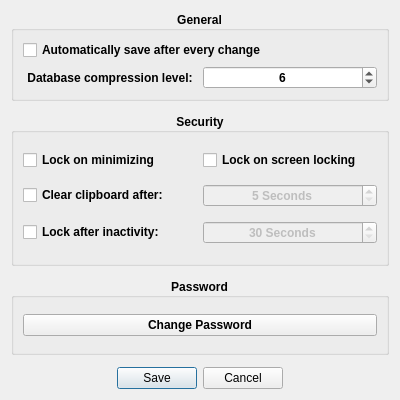
The window that src/ui/DatabaseSettingsManager.ui (AdrianoGoede/LockBox) describes before a commit, drawn with Qt 5.
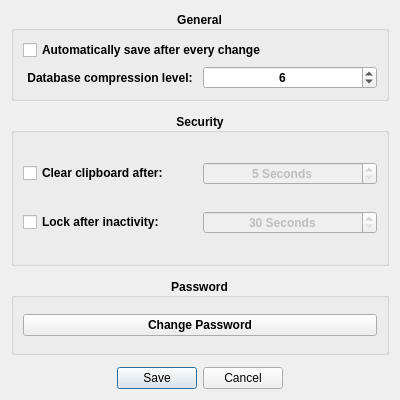
The same window after the commit.

Commit message:
Settings removed for future implementation
Removed "Lock on screen locking" and "lock on minimizing" settings to implement in the future;
Small code refactoring;

Diff of the .ui file:
```diff
--- a/src/ui/DatabaseSettingsManager.ui
+++ b/src/ui/DatabaseSettingsManager.ui
@@ -96,28 +96,26 @@
       <set>Qt::AlignmentFlag::AlignCenter</set>
      </property>
      <layout class="QGridLayout" name="gridLayout">
-      <item row="0" column="0">
-       <widget class="QCheckBox" name="cbLockOnMinimizing">
-        <property name="text">
-         <string>Lock on minimizing</string>
-        </property>
-       </widget>
-      </item>
-      <item row="0" column="1">
-       <widget class="QCheckBox" name="cbLockOnScreenLocking">
-        <property name="text">
-         <string>Lock on screen locking</string>
-        </property>
-       </widget>
-      </item>
-      <item row="1" column="0">
-       <widget class="QCheckBox" name="cbClearClipboardAfter">
-        <property name="text">
-         <string>Clear clipboard after:</string>
-        </property>
-       </widget>
-      </item>
       <item row="1" column="1">
+       <widget class="QSpinBox" name="sbLockAfterInactivity">
+        <property name="enabled">
+         <bool>false</bool>
+        </property>
+        <property name="alignment">
+         <set>Qt::AlignmentFlag::AlignCenter</set>
+        </property>
+        <property name="suffix">
+         <string> Seconds</string>
+        </property>
+        <property name="minimum">
+         <number>30</number>
+        </property>
+        <property name="maximum">
+         <number>1800</number>
+        </property>
+       </widget>
+      </item>
+      <item row="0" column="1">
        <widget class="QSpinBox" name="sbClearClipboardAfter">
         <property name="enabled">
          <bool>false</bool>
@@ -136,32 +134,20 @@
         </property>
        </widget>
       </item>
-      <item row="2" column="0">
+      <item row="0" column="0">
+       <widget class="QCheckBox" name="cbClearClipboardAfter">
+        <property name="text">
+         <string>Clear clipboard after:</string>
+        </property>
+       </widget>
+      </item>
+      <item row="1" column="0">
        <widget class="QCheckBox" name="cbLockAfterInactivity">
         <property name="text">
          <string>Lock after inactivity:</string>
         </property>
        </widget>
       </item>
-      <item row="2" column="1">
-       <widget class="QSpinBox" name="sbLockAfterInactivity">
-        <property name="enabled">
-         <bool>false</bool>
-        </property>
-        <property name="alignment">
-         <set>Qt::AlignmentFlag::AlignCenter</set>
-        </property>
-        <property name="suffix">
-         <string> Seconds</string>
-        </property>
-        <property name="minimum">
-         <number>30</number>
-        </property>
-        <property name="maximum">
-         <number>1800</number>
-        </property>
-       </widget>
-      </item>
      </layout>
     </widget>
    </item>
```
The commit also changes 10 other files.
